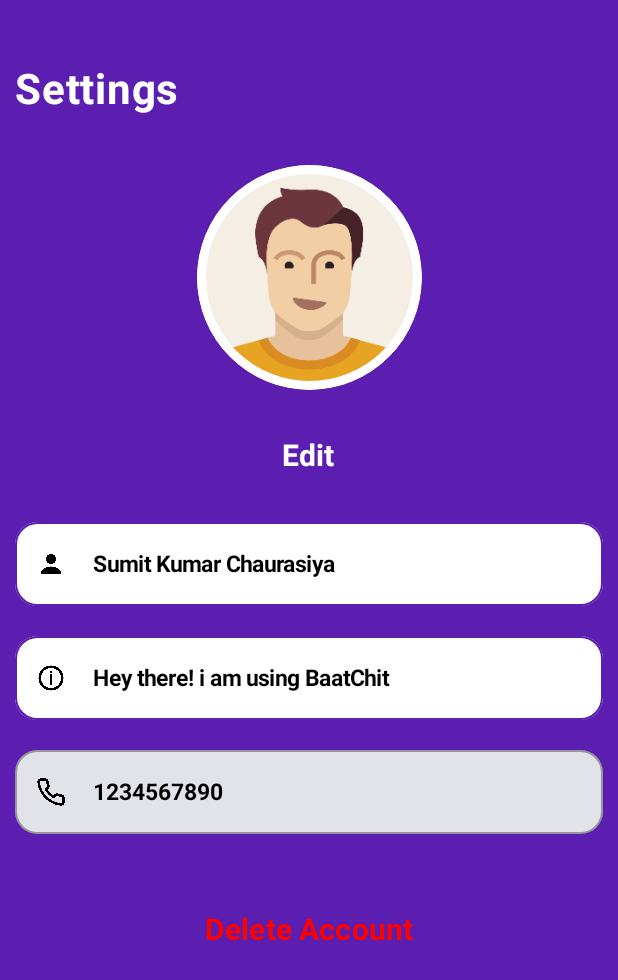
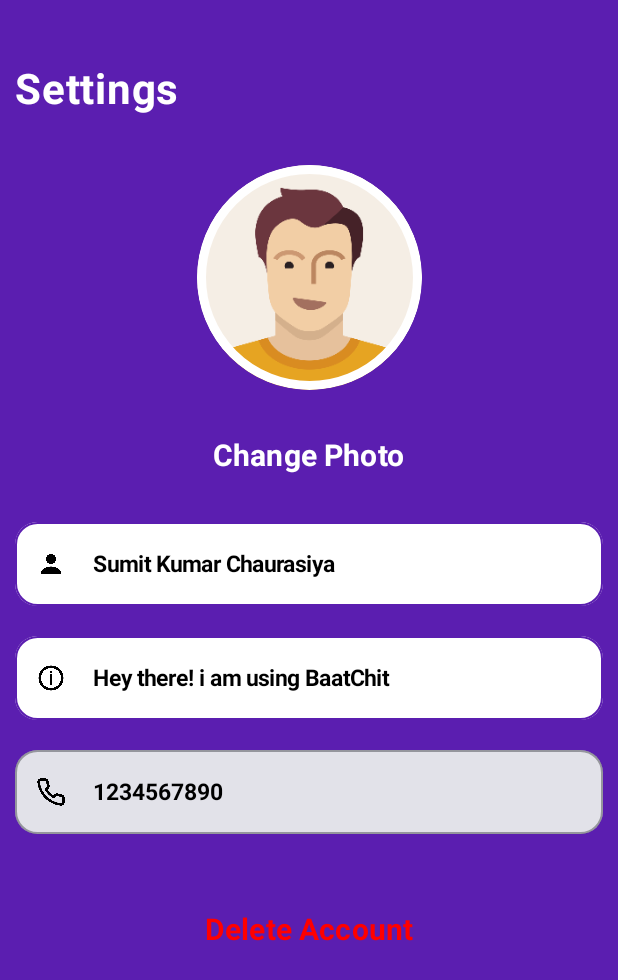
Before and after one commit to sumit7428563756/Baat_Chit, an Android app built with Jetpack Compose: the composable Settings called with sample values from the repository, on a phone screen of 412 x 824 dp. Shown: the top 980 px of the screen. Run offline under Robolectric (Android 15) with nearby library versions, the phone set to English and light mode, and no system bars; libraries missing offline, so code that uses them is left out: com.canhub.cropper; pictures from the network do not load; 11 statements that could not run were skipped.

Commit message:
80% Screens Complete

```diff
--- a/app/src/main/java/app/chat/baat_chit/view/Settings/Settings.kt
+++ b/app/src/main/java/app/chat/baat_chit/view/Settings/Settings.kt
@@ -202,7 +202,7 @@ fun Settings(navController: NavController, user: User) {
             Spacer(modifier = Modifier.height(20.dp))
             TextButton(onClick = { show = true }) {
                 Text(
-                    text = "Edit",
+                    text = "Change Photo",
                     fontSize = 20.sp,
                     fontWeight = FontWeight.Bold,
                     color = Color.White
```
